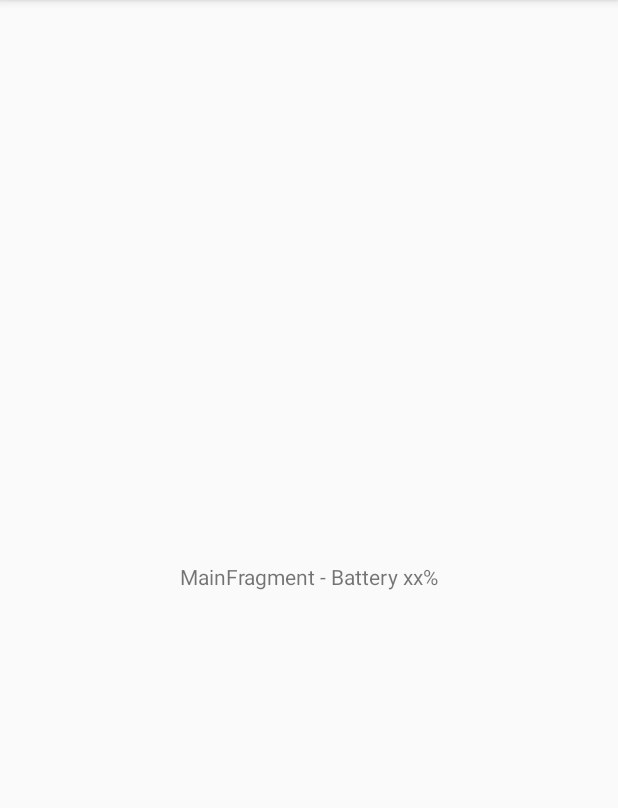
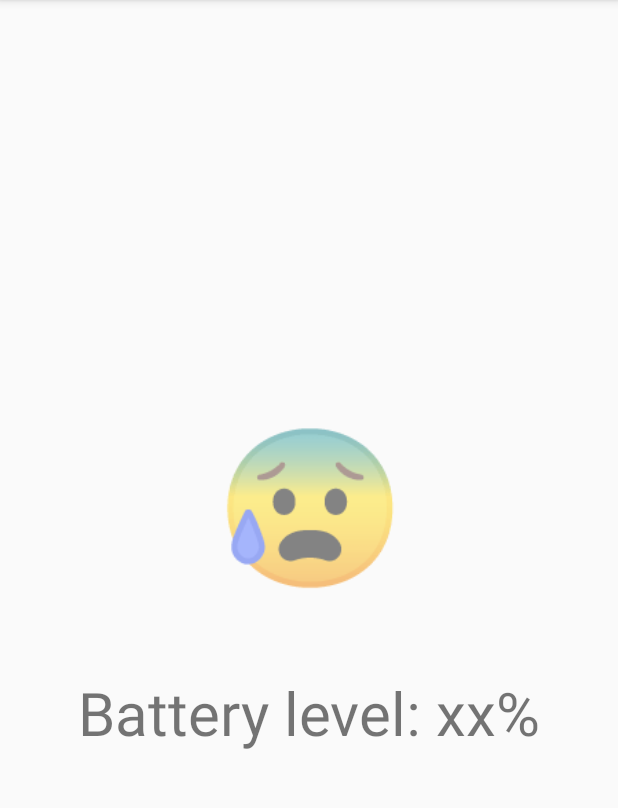
Before and after one commit to blurey8/anxious-battery-reminder, an Android app: the screen it shows after launch (MainActivity), on a phone screen of 412 x 824 dp, the part 84-892 px from its top. Run offline under Robolectric (Android 15) with nearby library versions, the phone set to English and light mode, and no system bars; 3 statements that could not run were skipped.

Commit message:
Create proper home UI

```diff
--- a/app/src/main/java/id/ac/ui/cs/mobileprogramming/reyhan/MainActivity.java
+++ b/app/src/main/java/id/ac/ui/cs/mobileprogramming/reyhan/MainActivity.java
@@ -1,10 +1,13 @@
 package id.ac.ui.cs.mobileprogramming.reyhan;
-
-import androidx.appcompat.app.AppCompatActivity;
 
 import android.content.Intent;
 import android.os.Bundle;
-import android.util.Log;
+import android.view.Menu;
+import android.view.MenuInflater;
+import android.view.MenuItem;
+
+import androidx.annotation.NonNull;
+import androidx.appcompat.app.AppCompatActivity;
 
 import id.ac.ui.cs.mobileprogramming.reyhan.service.BatteryDropReminderService;
 import id.ac.ui.cs.mobileprogramming.reyhan.ui.main.MainFragment;
@@ -25,4 +28,24 @@ public class MainActivity extends AppCompatActivity {
         Intent service = new Intent(getApplicationContext(), BatteryDropReminderService.class);
         getApplicationContext().startService(service);
     }
+
+    @Override
+    public boolean onCreateOptionsMenu(Menu menu) {
+        MenuInflater inflater = getMenuInflater();
+        inflater.inflate(R.menu.settings, menu);
+        return true;
+    }
+
+    @Override
+    public boolean onOptionsItemSelected(@NonNull MenuItem item) {
+
+        switch (item.getItemId()) {
+            case R.id.action_settings:
+                Intent intent = new Intent(this, SettingsActivity.class);
+                startActivity(intent);
+                return true;
+            default:
+                return super.onOptionsItemSelected(item);
+        }
+    }
 }
--- a/app/src/main/res/layout/main_fragment.xml
+++ b/app/src/main/res/layout/main_fragment.xml
@@ -7,14 +7,30 @@
     android:layout_height="match_parent"
     tools:context=".ui.main.MainFragment">
 
+
+    <TextView
+        android:id="@+id/emoji"
+        android:layout_width="wrap_content"
+        android:layout_height="wrap_content"
+        android:layout_marginBottom="24dp"
+        android:text="😰"
+        android:textSize="100sp"
+        app:layout_constraintBottom_toTopOf="@+id/text"
+        app:layout_constraintEnd_toEndOf="parent"
+        app:layout_constraintStart_toStartOf="parent"
+        app:layout_constraintTop_toTopOf="parent"
+        app:layout_constraintVertical_chainStyle="packed" />
+
     <TextView
         android:id="@+id/text"
         android:layout_width="wrap_content"
         android:layout_height="wrap_content"
-        android:text="MainFragment - Battery xx%"
+        android:layout_marginTop="24dp"
+        android:text="Battery level: xx%"
+        android:textSize="40dp"
         app:layout_constraintBottom_toBottomOf="parent"
         app:layout_constraintEnd_toEndOf="parent"
         app:layout_constraintStart_toStartOf="parent"
-        app:layout_constraintTop_toTopOf="parent" />
+        app:layout_constraintTop_toBottomOf="@+id/emoji" />
 
 </androidx.constraintlayout.widget.ConstraintLayout>
```
Also changed, not shown: app/src/main/AndroidManifest.xml (+8 -0 lines), app/src/main/res/values/strings.xml (+10 -0 lines).
